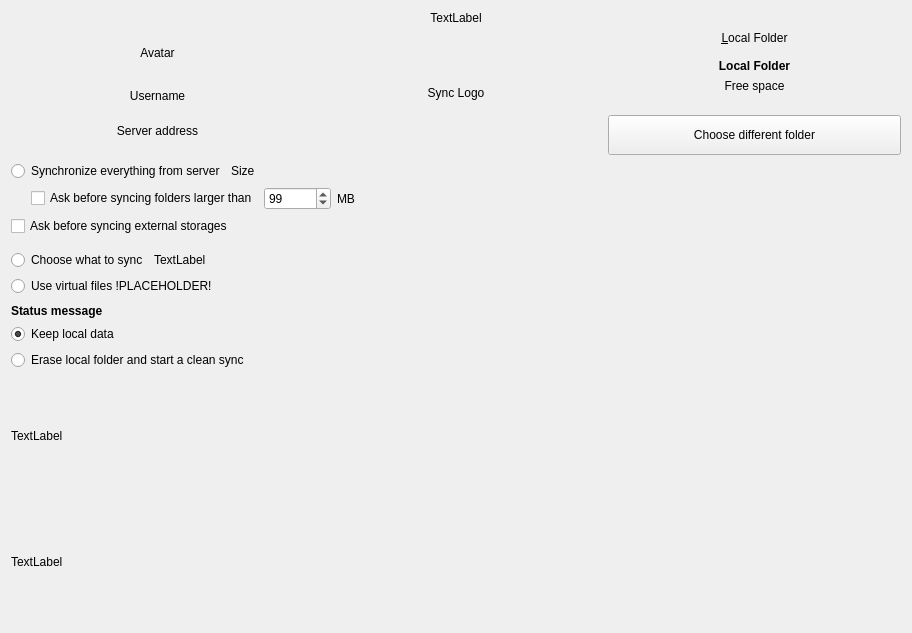
The window that src/gui/wizard/owncloudadvancedsetuppage.ui (IONOS-Productivity/nc-desktop) describes before a commit, drawn with Qt 5.
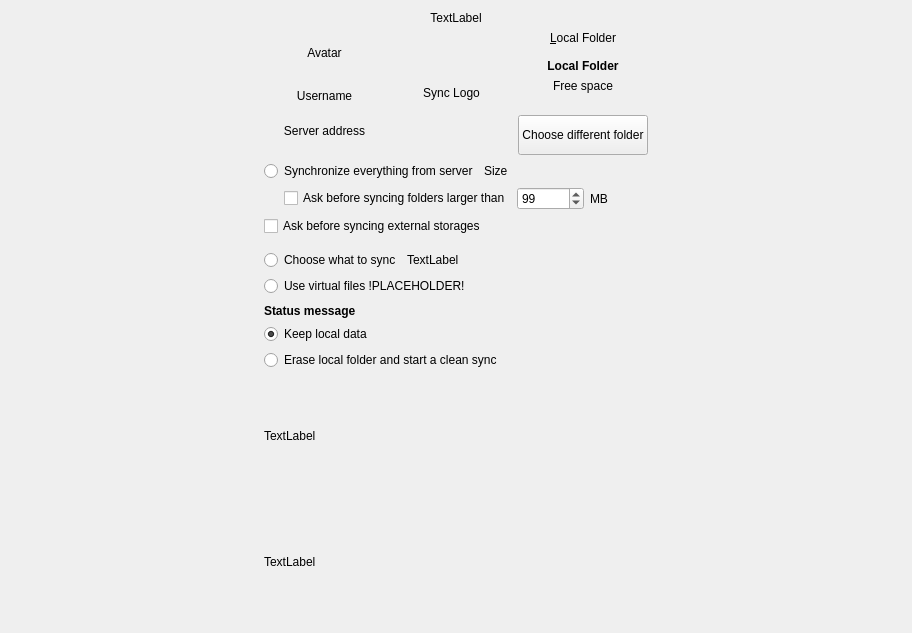
The same window after the commit.

Commit message: [SES-27][SES-68] Added left and right spacer

Patch:
```diff
--- a/src/gui/wizard/owncloudadvancedsetuppage.ui
+++ b/src/gui/wizard/owncloudadvancedsetuppage.ui
@@ -20,6 +20,19 @@
             <string notr="true">Form</string>
         </property>
         <layout class="QHBoxLayout" name="mainHBox">
+            <item>
+                <spacer name="leftHorizontalSpacer">
+                    <property name="orientation">
+                        <enum>Qt::Horizontal</enum>
+                    </property>
+                    <property name="sizeHint" stdset="0">
+                        <size>
+                            <width>32</width>
+                            <height>20</height>
+                        </size>
+                    </property>
+                </spacer>
+            </item>
             <item>
                 <layout class="QVBoxLayout" name="verticalLayout">
                     <item>
@@ -614,6 +627,19 @@
                     </item>
                 </layout>
             </item>
+            <item>
+                <spacer name="rightHorizontalSpacer">
+                    <property name="orientation">
+                        <enum>Qt::Horizontal</enum>
+                    </property>
+                    <property name="sizeHint" stdset="0">
+                        <size>
+                            <width>32</width>
+                            <height>20</height>
+                        </size>
+                    </property>
+                </spacer>
+            </item>
         </layout>
     </widget>
     <resources />
```
